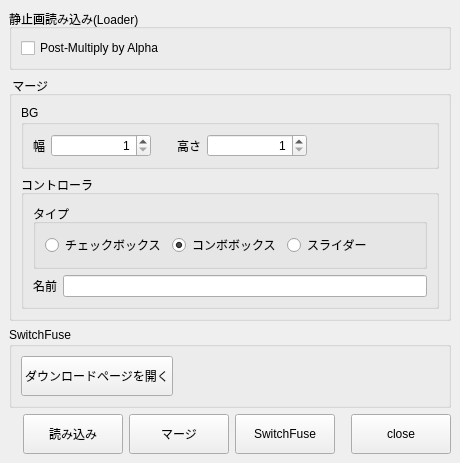
Above: app/fusion/python/rs_fusion/tool/tatie/tatie.ui from nakano000/Resolve_Script before the change. Below: the same form after it.
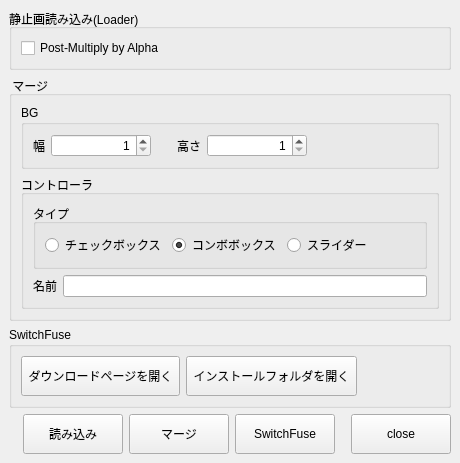
That is the form after the change.

Commit message: インストールフォルダを開ける機能追加

Diff of the .ui file:
```diff
--- a/app/fusion/python/rs_fusion/tool/tatie/tatie.ui
+++ b/app/fusion/python/rs_fusion/tool/tatie/tatie.ui
@@ -249,7 +249,20 @@
           </size>
          </property>
          <property name="text">
-          <string>ダウンロードページを開く</string>
+          <string> ダウンロードページを開く </string>
+         </property>
+        </widget>
+       </item>
+       <item>
+        <widget class="QPushButton" name="openDirButton">
+         <property name="minimumSize">
+          <size>
+           <width>100</width>
+           <height>40</height>
+          </size>
+         </property>
+         <property name="text">
+          <string> インストールフォルダを開く </string>
          </property>
         </widget>
        </item>
```
The commit also changes 2 other files.
